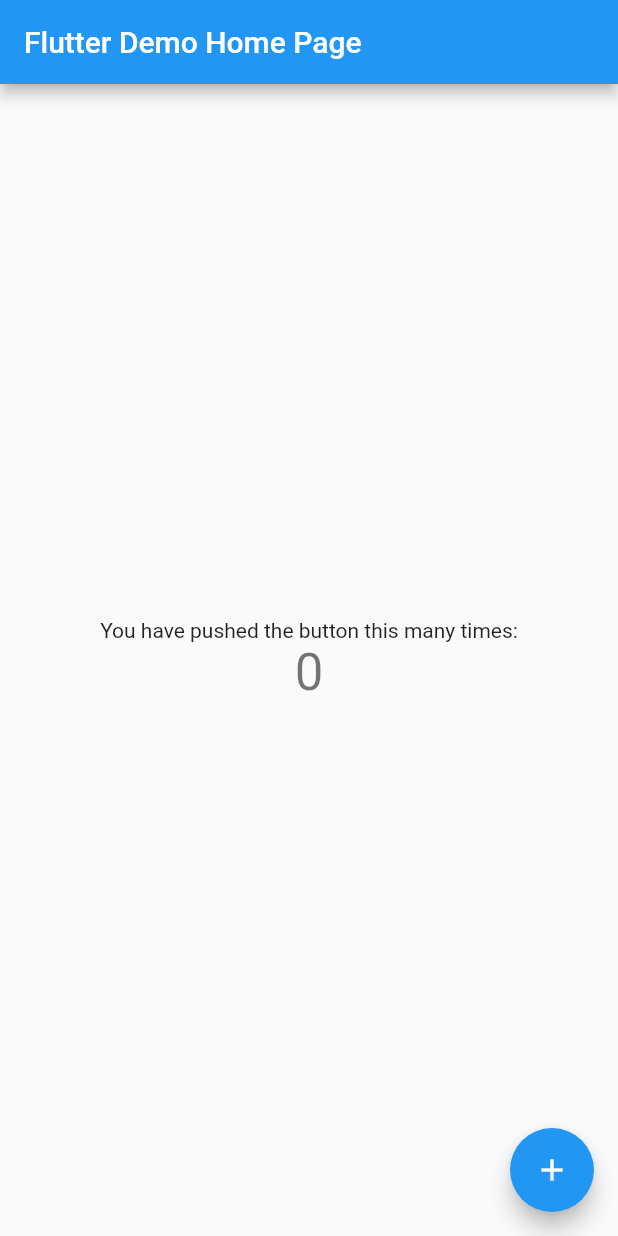
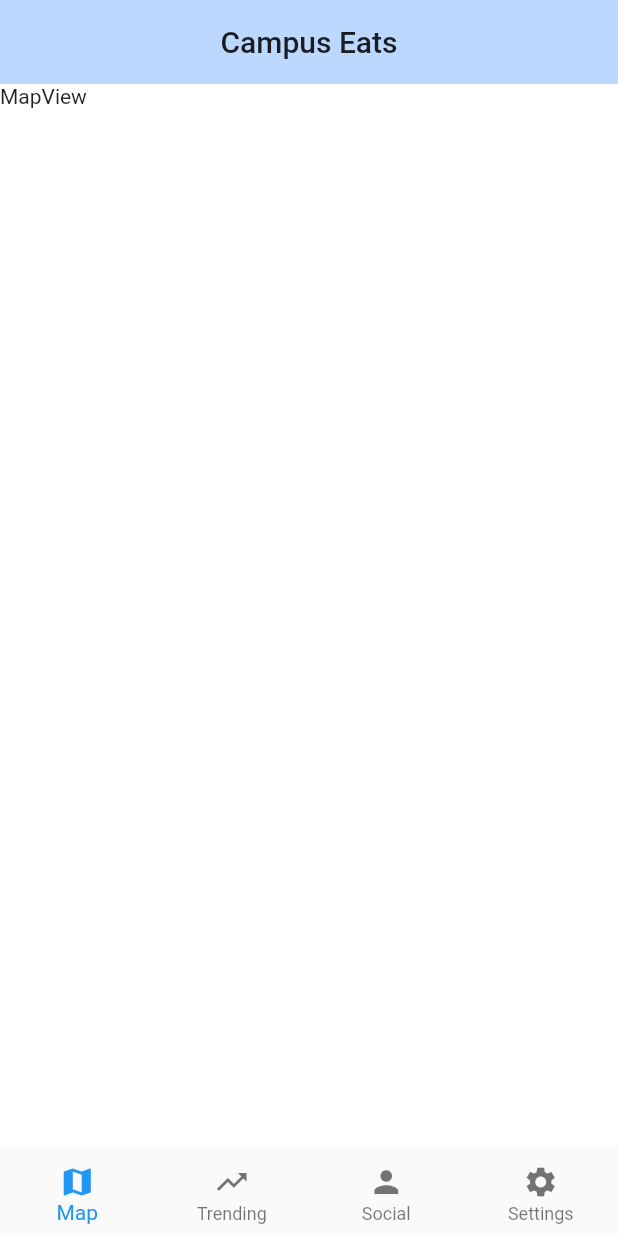
Before and after one commit to bulanov416/campus_food, a Flutter app: the screen it shows after launch, on a phone screen of 412 x 824 dp. Run offline on Flutter 3.47's test engine with Material 2 defaults, Android fonts, the phone set to English and light mode, and no system bars.

```diff
--- /dev/null
+++ b/lib/frame.dart
@@ -0,0 +1,91 @@
+import 'package:campus_food/trending_view.dart';
+import 'package:flutter/material.dart';
+import 'map_view.dart';
+import 'social_view.dart';
+import 'settings_view.dart';
+
+class Frame extends StatefulWidget {
+  final String pageTitle;
+
+  Frame({Key key, this.pageTitle}) : super(key: key);
+
+  @override
+  _FrameState createState() => _FrameState();
+}
+
+class _FrameState extends State<Frame> {
+  int _selectedIndex = 0;
+
+  @override
+  Widget build(BuildContext context) {
+    final _tabs = [
+      mapView(context),
+      trendingView(context),
+      socialView(context),
+      settingsView(context),
+    ];
+
+    return Scaffold(
+      backgroundColor: Colors.white,
+      appBar: AppBar(
+        backgroundColor: Color(0xffbdd8ff),
+        centerTitle: true,
+        elevation: 0,
+        // Commented out is the button to the left of the title
+        /*leading: IconButton(
+          onPressed: () {},
+          iconSize: 21,
+          icon: Icon(Icons.map),
+        ),*/
+        title: Text('Campus Eats', textAlign: TextAlign.center, textDirection: TextDirection.ltr,),
+        // Commented out are the buttons to the right of the title
+        /*actions: <Widget>[
+          IconButton(
+            padding: EdgeInsets.all(0),
+            onPressed: () {},
+            iconSize: 21,
+            icon: Icon(Icons.zoom_in),
+          ),
+          IconButton(
+            padding: EdgeInsets.all(0),
+            onPressed: () {},
+            iconSize: 21,
+            icon: Icon(Icons.alarm),
+          ),
+        ],*/
+      ),
+      body: _tabs[_selectedIndex],
+      bottomNavigationBar: BottomNavigationBar(
+        items: <BottomNavigationBarItem>[
+          BottomNavigationBarItem(
+            icon: Icon(Icons.map),
+            title: Text('Map'),
+          ),
+          BottomNavigationBarItem(
+            icon: Icon(Icons.trending_up),
+            title: Text('Trending'),
+          ),
+          BottomNavigationBarItem(
+            icon: Icon(Icons.person),
+            title: Text('Social'),
+          ),
+          BottomNavigationBarItem(
+            icon: Icon(Icons.settings),
+            title: Text('Settings'),
+          )
+        ],
+        currentIndex: _selectedIndex,
+        type: BottomNavigationBarType.fixed,
+        fixedColor: Colors.blue,
+        onTap: _onItemTapped,
+      ),
+    );
+  }
+
+  void _onItemTapped(int index) {
+    setState(() {
+      _selectedIndex = index;
+    });
+  }
+
+}
--- a/lib/main.dart
+++ b/lib/main.dart
@@ -1,111 +1,18 @@
+import 'package:campus_food/frame.dart';
 import 'package:flutter/material.dart';
 
 void main() => runApp(MyApp());
 
 class MyApp extends StatelessWidget {
-  // This widget is the root of your application.
+
   @override
   Widget build(BuildContext context) {
     return MaterialApp(
-      title: 'Flutter Demo',
+      title: 'Campus Eats',
       theme: ThemeData(
-        // This is the theme of your application.
-        //
-        // Try running your application with "flutter run". You'll see the
-        // application has a blue toolbar. Then, without quitting the app, try
-        // changing the primarySwatch below to Colors.green and then invoke
-        // "hot reload" (press "r" in the console where you ran "flutter run",
-        // or simply save your changes to "hot reload" in a Flutter IDE).
-        // Notice that the counter didn't reset back to zero; the application
-        // is not restarted.
-        primarySwatch: Colors.blue,
+        primarySwatch: Colors.lightBlue,
       ),
-      home: MyHomePage(title: 'Flutter Demo Home Page'),
+      home: Frame(pageTitle: 'Campus Eats?',),
     );
   }
 }
-
-class MyHomePage extends StatefulWidget {
-  MyHomePage({Key key, this.title}) : super(key: key);
-
-  // This widget is the home page of your application. It is stateful, meaning
-  // that it has a State object (defined below) that contains fields that affect
-  // how it looks.
-
-  // This class is the configuration for the state. It holds the values (in this
-  // case the title) provided by the parent (in this case the App widget) and
-  // used by the build method of the State. Fields in a Widget subclass are
-  // always marked "final".
-
-  final String title;
-
-  @override
-  _MyHomePageState createState() => _MyHomePageState();
-}
-
-class _MyHomePageState extends State<MyHomePage> {
-  int _counter = 0;
-
-  void _incrementCounter() {
-    setState(() {
-      // This call to setState tells the Flutter framework that something has
-      // changed in this State, which causes it to rerun the build method below
-      // so that the display can reflect the updated values. If we changed
-      // _counter without calling setState(), then the build method would not be
-      // called again, and so nothing would appear to happen.
-      _counter++;
-    });
-  }
-
-  @override
-  Widget build(BuildContext context) {
-    // This method is rerun every time setState is called, for instance as done
-    // by the _incrementCounter method above.
-    //
-    // The Flutter framework has been optimized to make rerunning build methods
-    // fast, so that you can just rebuild anything that needs updating rather
-    // than having to individually change instances of widgets.
-    return Scaffold(
-      appBar: AppBar(
-        // Here we take the value from the MyHomePage object that was created by
-        // the App.build method, and use it to set our appbar title.
-        title: Text(widget.title),
-      ),
-      body: Center(
-        // Center is a layout widget. It takes a single child and positions it
-        // in the middle of the parent.
-        child: Column(
-          // Column is also a layout widget. It takes a list of children and
-          // arranges them vertically. By default, it sizes itself to fit its
-          // children horizontally, and tries to be as tall as its parent.
-          //
-          // Invoke "debug painting" (press "p" in the console, choose the
-          // "Toggle Debug Paint" action from the Flutter Inspector in Android
-          // Studio, or the "Toggle Debug Paint" command in Visual Studio Code)
-          // to see the wireframe for each widget.
-          //
-          // Column has various properties to control how it sizes itself and
-          // how it positions its children. Here we use mainAxisAlignment to
-          // center the children vertically; the main axis here is the vertical
-          // axis because Columns are vertical (the cross axis would be
-          // horizontal).
-          mainAxisAlignment: MainAxisAlignment.center,
-          children: <Widget>[
-            Text(
-              'You have pushed the button this many times:',
-            ),
-            Text(
-              '$_counter',
-              style: Theme.of(context).textTheme.display1,
-            ),
-          ],
-        ),
-      ),
-      floatingActionButton: FloatingActionButton(
-        onPressed: _incrementCounter,
-        tooltip: 'Increment',
-        child: Icon(Icons.add),
-      ), // This trailing comma makes auto-formatting nicer for build methods.
-    );
-  }
-}
--- /dev/null
+++ b/lib/map_view.dart
@@ -0,0 +1,5 @@
+import 'package:flutter/cupertino.dart';
+
+Widget mapView(BuildContext context) {
+  return Text('MapView');
+}
--- /dev/null
+++ b/lib/settings_view.dart
@@ -0,0 +1,5 @@
+import 'package:flutter/cupertino.dart';
+
+Widget settingsView(BuildContext context) {
+  return Text('SettingsView');
+}
--- /dev/null
+++ b/lib/social_view.dart
@@ -0,0 +1,5 @@
+import 'package:flutter/cupertino.dart';
+
+Widget socialView(BuildContext context) {
+  return Text('SocialView');
+}
--- /dev/null
+++ b/lib/trending_view.dart
@@ -0,0 +1,5 @@
+import 'package:flutter/cupertino.dart';
+
+Widget trendingView(BuildContext context) {
+  return Text('TrendingView');
+}
```
